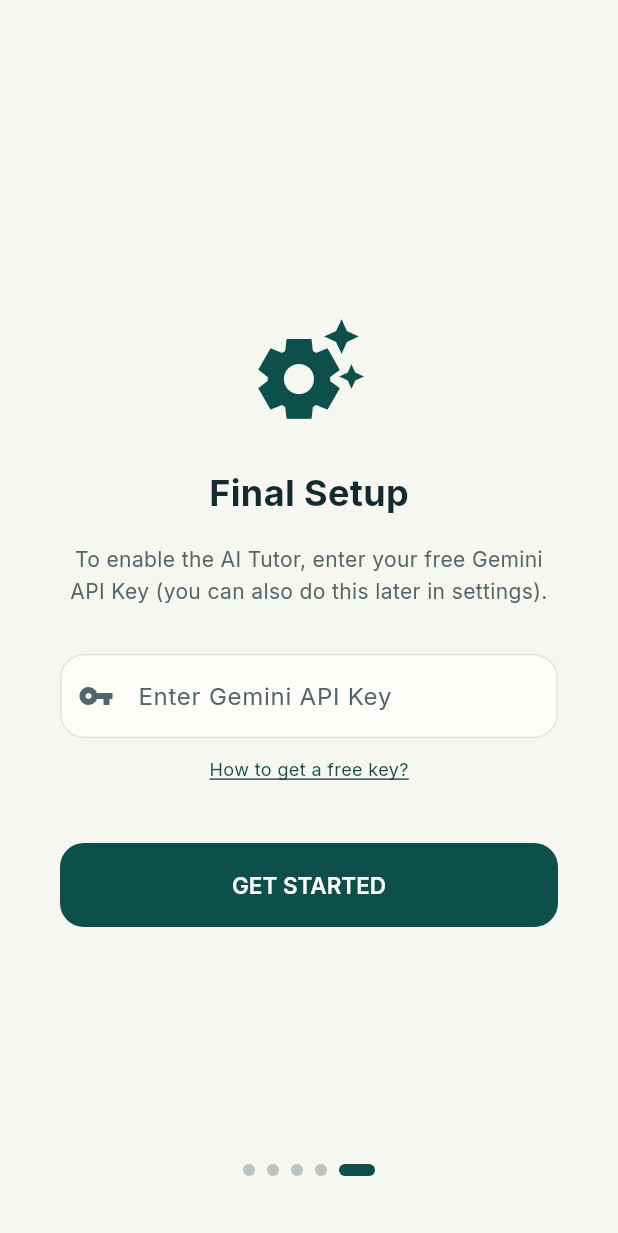
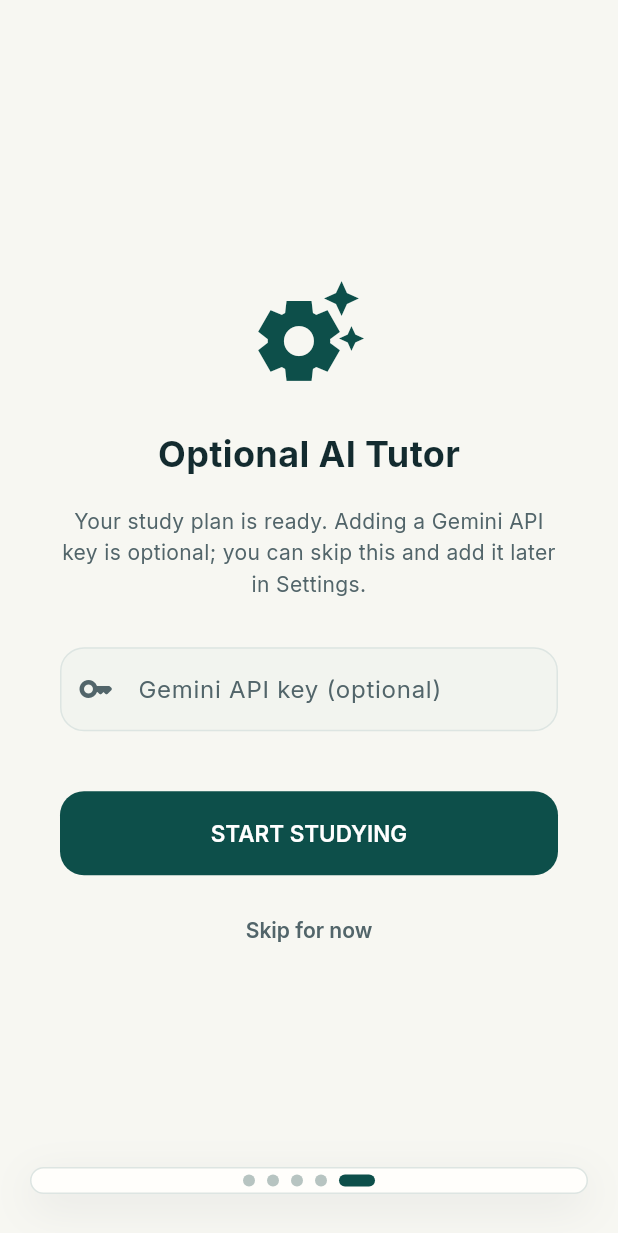
Before and after one commit to AnkarIIT/Mitosis, a Flutter app: the OnboardingScreen screen opened by its route, swiped to page 5, on a phone screen of 412 x 824 dp. Shown: the top 1233 px of the screen. Run offline on Flutter 3.47's test engine with Material 3 defaults, Android fonts, the light colour scheme and no system bars; our stand-ins replace confetti, drift, file_picker, fl_chart, flutter_animate, flutter_dotenv and 17 more; missing offline and left inert: syncfusion_flutter_pdf, syncfusion_flutter_pdfviewer, tflite_flutter; accounts and stored records are empty; generated files the repository leaves out were written again.

Commit message:
chore: update lib/features/onboarding/onboarding_screen.dart

```diff
--- a/lib/features/onboarding/onboarding_screen.dart
+++ b/lib/features/onboarding/onboarding_screen.dart
@@ -3,6 +3,8 @@
 import '../../core/providers/providers.dart';
 import '../../core/theme/app_colors.dart';
 import '../../core/theme/app_theme.dart';
+import '../../core/theme/tokens.dart';
+import '../../core/services/onboarding_completion_service.dart';
 
 import 'batch_onboarding_screen.dart';
 import 'package:shared_preferences/shared_preferences.dart';
@@ -19,6 +21,8 @@
   final PageController _pageController = PageController();
   int _currentPage = 0;
   final TextEditingController _apiKeyController = TextEditingController();
+  bool _isSaving = false;
+  String? _saveError;
 
   final List<OnboardingPage> _pages = [
     OnboardingPage(
@@ -76,20 +80,35 @@
             },
           ),
           Positioned(
-            bottom: 40,
+            bottom: 28,
             left: 20,
             right: 20,
             // The batch triage page renders its own back/skip/next controls.
             child: _currentPage == _pages.length
                 ? const SizedBox.shrink()
-                : Row(
+                : Container(
+                    padding: const EdgeInsets.symmetric(
+                      horizontal: 8,
+                      vertical: 4,
+                    ),
+                    decoration: BoxDecoration(
+                      color: AdaptiveColors.surface(context),
+                      borderRadius: BorderRadius.circular(AppRadius.full),
+                      border: Border.all(
+                        color: AdaptiveColors.outlineVariant(context),
+                      ),
+                      boxShadow: AppShadows.raised(
+                        AdaptiveColors.isDark(context),
+                      ),
+                    ),
+                    child: Row(
                       mainAxisAlignment: MainAxisAlignment.spaceBetween,
                       children: [
                         if (_currentPage < _pages.length)
                           TextButton(
                             onPressed: () {
                               _pageController.animateToPage(
-                              _pages.length + 1,
+                                _pages.length,
                                 duration: const Duration(milliseconds: 500),
                                 curve: Curves.easeInOut,
                               );
@@ -142,6 +161,7 @@
                       ],
                     ),
                   ),
+          ),
         ],
       ),
     );
@@ -149,27 +169,89 @@
 
   Widget _buildIntroPage(OnboardingPage page) {
     return Padding(
-      padding: const EdgeInsets.all(40.0),
+      padding: const EdgeInsets.fromLTRB(28, 32, 28, 118),
       child: Column(
         mainAxisAlignment: MainAxisAlignment.center,
         children: [
-          Icon(page.icon, size: 100, color: page.color),
-          const SizedBox(height: 40),
+          Container(
+            width: 210,
+            height: 210,
+            decoration: BoxDecoration(
+              color: page.color.withValues(alpha: 0.07),
+              borderRadius: BorderRadius.circular(64),
+              border: Border.all(color: page.color.withValues(alpha: 0.14)),
+            ),
+            child: Stack(
+              alignment: Alignment.center,
+              children: [
+                Container(
+                  width: 156,
+                  height: 156,
+                  decoration: BoxDecoration(
+                    shape: BoxShape.circle,
+                    border: Border.all(
+                      color: page.color.withValues(alpha: 0.14),
+                    ),
+                  ),
+                ),
+                Container(
+                  width: 106,
+                  height: 106,
+                  decoration: BoxDecoration(
+                    color: AdaptiveColors.surface(context),
+                    shape: BoxShape.circle,
+                    boxShadow: AppShadows.raised(
+                      AdaptiveColors.isDark(context),
+                    ),
+                  ),
+                  child: Icon(page.icon, size: 52, color: page.color),
+                ),
+                Positioned(
+                  top: 30,
+                  right: 35,
+                  child: _onboardingDot(page.color, 11),
+                ),
+                Positioned(
+                  bottom: 33,
+                  left: 28,
+                  child: _onboardingDot(page.color.withValues(alpha: 0.55), 8),
+                ),
+              ],
+            ),
+          ),
+          const SizedBox(height: 34),
           Text(
             page.title,
-            style: const TextStyle(fontSize: 24, fontWeight: FontWeight.bold),
+            style: Theme.of(context).textTheme.headlineSmall?.copyWith(
+              fontWeight: FontWeight.w700,
+              letterSpacing: -0.35,
+            ),
             textAlign: TextAlign.center,
           ),
-          const SizedBox(height: 20),
+          const SizedBox(height: 12),
           Text(
             page.description,
             style: TextStyle(
-              fontSize: 16,
-              height: 1.5,
+              fontSize: 15,
+              height: 1.55,
               color: Theme.of(context).colorScheme.onSurfaceVariant,
             ),
             textAlign: TextAlign.center,
           ),
+        ],
+      ),
+    );
+  }
+
+  Widget _onboardingDot(Color color, double size) {
+    return Container(
+      width: size,
+      height: size,
+      decoration: BoxDecoration(
+        color: color,
+        shape: BoxShape.circle,
+        boxShadow: [
+          BoxShadow(color: color.withValues(alpha: 0.25), blurRadius: 10),
         ],
       ),
     );
@@ -188,12 +270,12 @@
           ),
           const SizedBox(height: 24),
           const Text(
-            'Final Setup',
+            'Optional AI Tutor',
             style: TextStyle(fontSize: 24, fontWeight: FontWeight.bold),
           ),
           const SizedBox(height: 16),
           Text(
-            'To enable the AI Tutor, enter your free Gemini API Key (you can also do this later in settings).',
+            'Your study plan is ready. Adding a Gemini API key is optional; you can skip this and add it later in Settings.',
             textAlign: TextAlign.center,
             style: TextStyle(
               color: Theme.of(context).colorScheme.onSurfaceVariant,
@@ -203,38 +285,78 @@
           const SizedBox(height: 32),
           TextField(
             controller: _apiKeyController,
+            enabled: !_isSaving,
             decoration: InputDecoration(
-              hintText: 'Enter Gemini API Key',
-              prefixIcon: const Icon(Icons.vpn_key),
+              labelText: 'Gemini API key (optional)',
+              hintText: 'Paste your API key',
+              prefixIcon: const Icon(Icons.key_rounded),
               filled: true,
-              fillColor: AdaptiveColors.surface(context),
-              border: OutlineInputBorder(
+              fillColor: AdaptiveColors.surfaceWarm(context),
+            ),
+          ),
+          if (_saveError != null) ...[
+            const SizedBox(height: 12),
+            Container(
+              width: double.infinity,
+              padding: const EdgeInsets.all(12),
+              decoration: BoxDecoration(
+                color: Theme.of(
+                  context,
+                ).colorScheme.error.withValues(alpha: 0.08),
                 borderRadius: BorderRadius.circular(12),
-                borderSide: BorderSide.none,
+                border: Border.all(
+                  color: Theme.of(
+                    context,
+                  ).colorScheme.error.withValues(alpha: 0.35),
+                ),
+              ),
+              child: Row(
+                crossAxisAlignment: CrossAxisAlignment.start,
+                children: [
+                  Icon(
+                    Icons.error_outline_rounded,
+                    size: 20,
+                    color: Theme.of(context).colorScheme.error,
+                  ),
+                  const SizedBox(width: 8),
+                  Expanded(
+                    child: Text(
+                      _saveError!,
+                      style: TextStyle(
+                        fontSize: 13,
+                        height: 1.4,
+                        color: Theme.of(context).colorScheme.onSurface,
                       ),
                     ),
                   ),
-          const SizedBox(height: 12),
-          GestureDetector(
-            onTap: () {
-              // Open link to get API key
-            },
-            child: const Text(
-              'How to get a free key?',
-              style: TextStyle(
-                color: AppColors.primary,
-                fontSize: 12,
-                decoration: TextDecoration.underline,
+                ],
               ),
             ),
-          ),
+          ],
           const SizedBox(height: 40),
           SizedBox(
             width: double.infinity,
             height: 56,
             child: ElevatedButton(
-              onPressed: _completeOnboarding,
-              child: const Text('GET STARTED'),
+              onPressed: _isSaving ? null : _completeOnboarding,
+              child: _isSaving
+                  ? const SizedBox(
+                      width: 22,
+                      height: 22,
+                      child: CircularProgressIndicator(strokeWidth: 2.5),
+                    )
+                  : const Text('START STUDYING'),
+            ),
+          ),
+          const SizedBox(height: 12),
+          TextButton(
+            onPressed: _isSaving ? null : _completeOnboarding,
+            child: Text(
+              _isSaving ? 'Saving…' : 'Skip for now',
+              style: TextStyle(
+                color: Theme.of(context).colorScheme.onSurfaceVariant,
+                fontWeight: FontWeight.w600,
+              ),
             ),
           ),
         ],
@@ -243,10 +365,28 @@
   }
 
   Future<void> _completeOnboarding() async {
+    if (_isSaving) return;
+    setState(() {
+      _isSaving = true;
+      _saveError = null;
+    });
+    try {
+      // The optional AI key must never block first study start: save it
+      // best-effort and continue even if it fails.
       final key = _apiKeyController.text.trim();
       if (key.isNotEmpty) {
+        try {
           await ref.read(geminiServiceProvider).saveApiKey(key);
+        } catch (e) {
+          debugPrint('Optional API key save failed (non-blocking): $e');
         }
+      }
+
+      final authState = ref.read(authProvider);
+      await OnboardingCompletionService.markComplete(
+        userId: authState.user?.id,
+        isGuest: authState.isGuest,
+      );
 
       final prefs = await SharedPreferences.getInstance();
       await prefs.setBool('onboarding_complete', true);
@@ -254,6 +394,15 @@
 
       if (!mounted) return;
       context.go('/');
+    } catch (e) {
+      if (!mounted) return;
+      setState(() {
+        _saveError =
+            'Could not save your setup (${e.toString().split('\n').first}). Check your connection and tap START STUDYING to retry — your study plan is safe.';
+      });
+    } finally {
+      if (mounted) setState(() => _isSaving = false);
+    }
   }
 }
 
```
Lines whose indentation alone changed are shown as unchanged.
